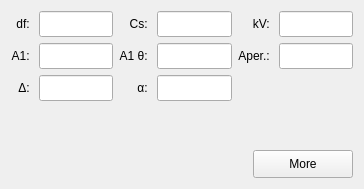
This is src/gui/frames/aberrationframe.ui in JJPPeters/clTEM as Qt 5 draws it before an edit. The edited form follows.
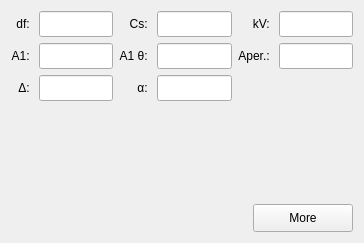
This is the edited form. Custom widgets are drawn as their Qt base class.

Commit message: Fixed general layout issues

```diff
--- a/src/gui/frames/aberrationframe.ui
+++ b/src/gui/frames/aberrationframe.ui
@@ -7,7 +7,7 @@
     <x>0</x>
     <y>0</y>
     <width>364</width>
-    <height>189</height>
+    <height>243</height>
    </rect>
   </property>
   <property name="windowTitle">
```
The commit also changes 6 other files.
